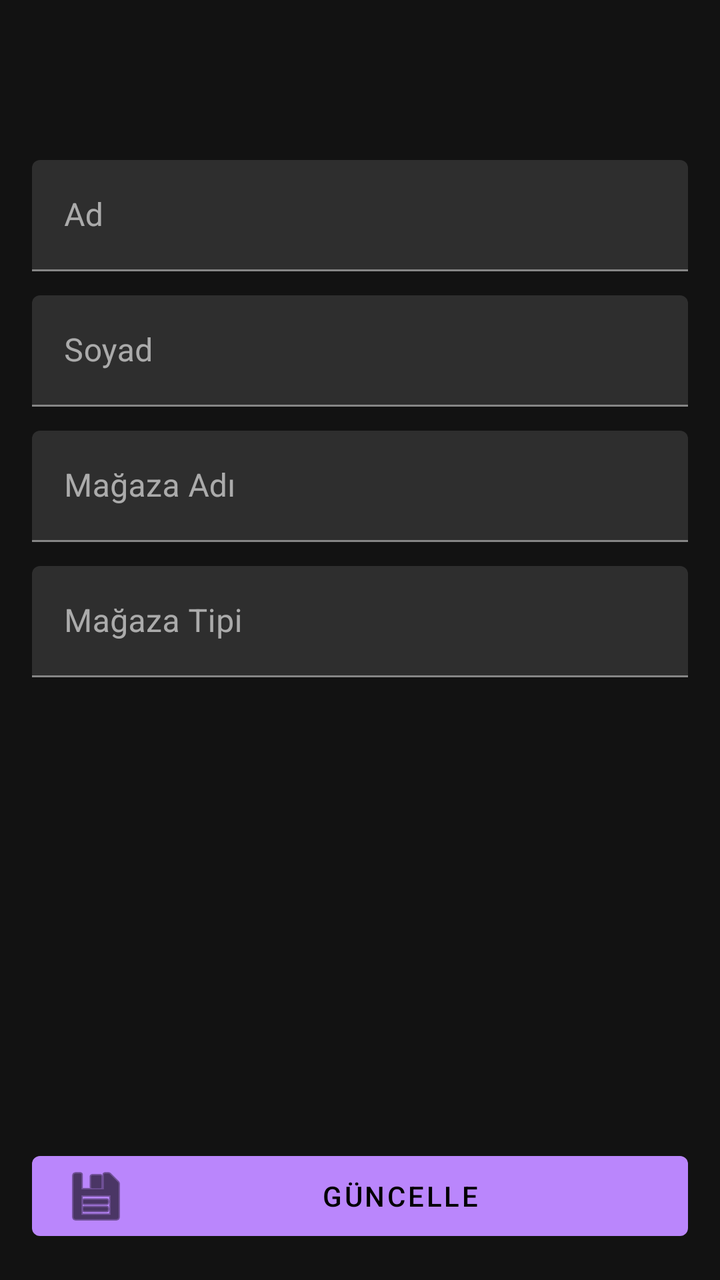
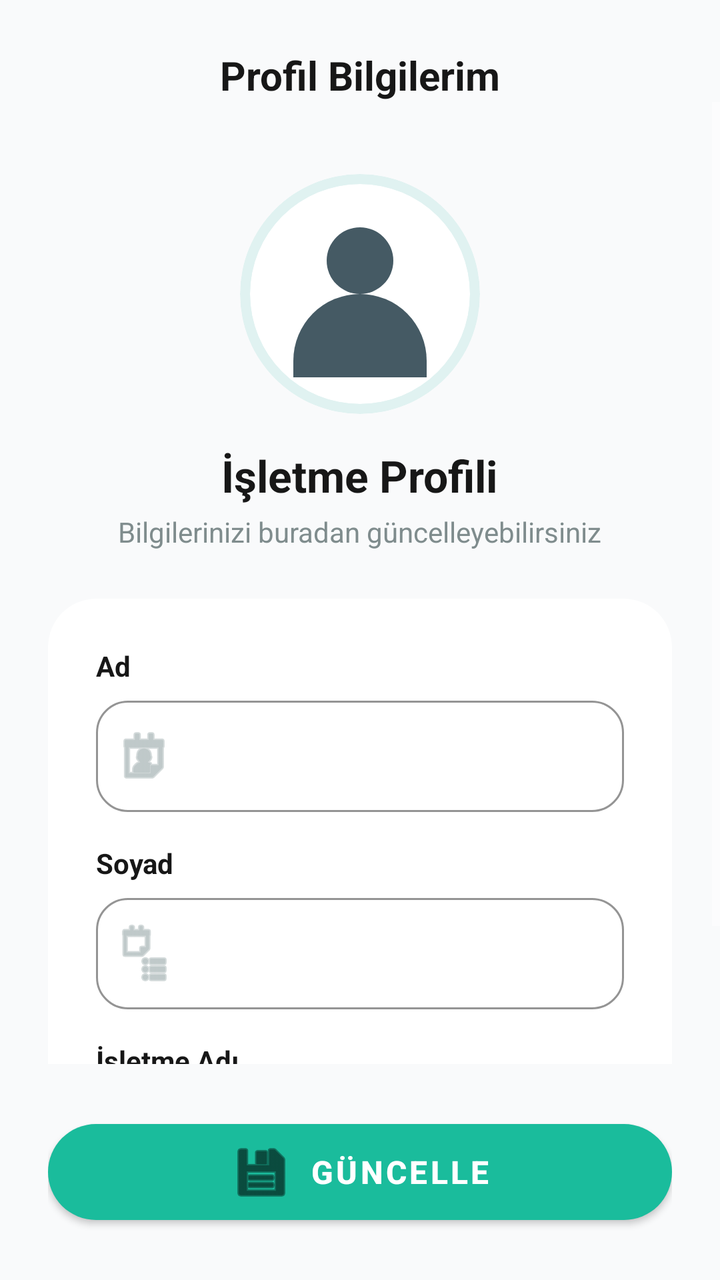

Compare the two renders of this Android layout. The source of the first and the diff that turns it into the second are given below.
<!-- AndroidManifest.xml: application theme Theme.MaterialComponents.NoActionBar -->
<!-- res/layout/activity_merchant_profile.xml -->
<?xml version="1.0" encoding="utf-8"?>
<androidx.constraintlayout.widget.ConstraintLayout xmlns:android="http://schemas.android.com/apk/res/android"
    xmlns:app="http://schemas.android.com/apk/res-auto"
    android:id="@+id/layoutProfile"
    android:layout_width="match_parent"
    android:layout_height="match_parent"
    android:padding="16dp"
    android:fitsSystemWindows="true">>

    <com.google.android.material.appbar.MaterialToolbar
        android:id="@+id/toolbar"
        android:layout_width="0dp"
        android:layout_height="wrap_content"
        android:title="Profil Bilgilerim"
        android:visibility="gone"
        app:navigationIcon="@android:drawable/ic_media_previous"
        app:layout_constraintTop_toTopOf="parent"
        app:layout_constraintStart_toStartOf="parent"
        app:layout_constraintEnd_toEndOf="parent" />

    <com.google.android.material.button.MaterialButton
        android:id="@+id/btnBack"
        style="@style/Widget.MaterialComponents.Button.TextButton"
        android:layout_width="wrap_content"
        android:layout_height="wrap_content"
        android:text="Geri"
        android:visibility="gone"
        app:icon="@android:drawable/ic_media_previous"
        app:layout_constraintTop_toTopOf="@id/toolbar"
        app:layout_constraintBottom_toBottomOf="@id/toolbar"
        app:layout_constraintStart_toStartOf="@id/toolbar" />

    <ScrollView
        android:id="@+id/scroll"
        android:layout_width="0dp"
        android:layout_height="0dp"
        android:fillViewport="true"

        android:layout_marginTop="64dp"
        app:layout_constraintTop_toBottomOf="@id/toolbar"
        app:layout_constraintBottom_toTopOf="@+id/btnUpdate"
        app:layout_constraintStart_toStartOf="parent"
        app:layout_constraintEnd_toEndOf="parent">

        <LinearLayout
            android:layout_width="match_parent"
            android:layout_height="wrap_content"
            android:orientation="vertical">

            <com.google.android.material.textfield.TextInputLayout
                android:layout_width="match_parent"
                android:layout_height="wrap_content"
                android:hint="Ad">
                <com.google.android.material.textfield.TextInputEditText
                    android:id="@+id/edtName"
                    android:layout_width="match_parent"
                    android:layout_height="wrap_content" />
            </com.google.android.material.textfield.TextInputLayout>

            <com.google.android.material.textfield.TextInputLayout
                android:layout_width="match_parent"
                android:layout_height="wrap_content"
                android:hint="Soyad"
                android:layout_marginTop="12dp">
                <com.google.android.material.textfield.TextInputEditText
                    android:id="@+id/edtSurname"
                    android:layout_width="match_parent"
                    android:layout_height="wrap_content" />
            </com.google.android.material.textfield.TextInputLayout>

            <com.google.android.material.textfield.TextInputLayout
                android:layout_width="match_parent"
                android:layout_height="wrap_content"
                android:hint="Mağaza Adı"
                android:layout_marginTop="12dp">
                <com.google.android.material.textfield.TextInputEditText
                    android:id="@+id/edtMerchantName"
                    android:layout_width="match_parent"
                    android:layout_height="wrap_content" />
            </com.google.android.material.textfield.TextInputLayout>

            <com.google.android.material.textfield.TextInputLayout
                android:layout_width="match_parent"
                android:layout_height="wrap_content"
                android:hint="Mağaza Tipi"
                android:layout_marginTop="12dp">
                <com.google.android.material.textfield.TextInputEditText
                    android:id="@+id/edtMerchantType"
                    android:layout_width="match_parent"
                    android:layout_height="wrap_content" />
            </com.google.android.material.textfield.TextInputLayout>

        </LinearLayout>
    </ScrollView>

    <com.google.android.material.button.MaterialButton
        android:id="@+id/btnUpdate"
        android:layout_width="0dp"
        android:layout_height="wrap_content"
        android:text="Güncelle"
        app:icon="@android:drawable/ic_menu_save"
        app:layout_constraintBottom_toBottomOf="parent"
        app:layout_constraintStart_toStartOf="parent"
        app:layout_constraintEnd_toEndOf="parent" />

</androidx.constraintlayout.widget.ConstraintLayout>
<!-- resources referenced by this layout -->
<resources>

</resources>

<!-- the commit's change to res/layout/activity_merchant_profile.xml (unified diff, before → after) -->
@@ -1,106 +1,272 @@
 <?xml version="1.0" encoding="utf-8"?>
-<androidx.constraintlayout.widget.ConstraintLayout xmlns:android="http://schemas.android.com/apk/res/android"
+<androidx.constraintlayout.widget.ConstraintLayout
+    xmlns:android="http://schemas.android.com/apk/res/android"
     xmlns:app="http://schemas.android.com/apk/res-auto"
     android:id="@+id/layoutProfile"
     android:layout_width="match_parent"
     android:layout_height="match_parent"
-    android:padding="16dp"
-    android:fitsSystemWindows="true">>
+    android:background="#F9FAFB"
+    android:fitsSystemWindows="true">
+
+    <TextView
+        android:id="@+id/txtPageTitle"
+        android:layout_width="wrap_content"
+        android:layout_height="wrap_content"
+        android:layout_marginTop="24dp"
+        android:text="@string/profile_title"
+        android:textColor="#171717"
+        android:textSize="20sp"
+        android:textStyle="bold"
+        app:layout_constraintEnd_toEndOf="parent"
+        app:layout_constraintStart_toStartOf="parent"
+        app:layout_constraintTop_toTopOf="parent" />
 
     <com.google.android.material.appbar.MaterialToolbar
         android:id="@+id/toolbar"
         android:layout_width="0dp"
-        android:layout_height="wrap_content"
-        android:title="Profil Bilgilerim"
+        android:layout_height="0dp"
         android:visibility="gone"
-        app:navigationIcon="@android:drawable/ic_media_previous"
+        app:layout_constraintHeight_percent="0"
         app:layout_constraintTop_toTopOf="parent"
-        app:layout_constraintStart_toStartOf="parent"
-        app:layout_constraintEnd_toEndOf="parent" />
+        app:layout_constraintStart_toStartOf="parent" />
 
     <com.google.android.material.button.MaterialButton
         android:id="@+id/btnBack"
-        style="@style/Widget.MaterialComponents.Button.TextButton"
-        android:layout_width="wrap_content"
-        android:layout_height="wrap_content"
-        android:text="Geri"
+        android:layout_width="0dp"
+        android:layout_height="0dp"
         android:visibility="gone"
-        app:icon="@android:drawable/ic_media_previous"
-        app:layout_constraintTop_toTopOf="@id/toolbar"
-        app:layout_constraintBottom_toBottomOf="@id/toolbar"
-        app:layout_constraintStart_toStartOf="@id/toolbar" />
+        app:layout_constraintStart_toStartOf="parent"
+        app:layout_constraintTop_toTopOf="parent" />
 
     <ScrollView
         android:id="@+id/scroll"
-        android:layout_width="0dp"
+        android:layout_width="match_parent"
         android:layout_height="0dp"
         android:fillViewport="true"
-
-        android:layout_marginTop="64dp"
-        app:layout_constraintTop_toBottomOf="@id/toolbar"
-        app:layout_constraintBottom_toTopOf="@+id/btnUpdate"
-        app:layout_constraintStart_toStartOf="parent"
-        app:layout_constraintEnd_toEndOf="parent">
+        android:paddingBottom="100dp"
+        android:clipToPadding="false"
+        app:layout_constraintBottom_toBottomOf="parent"
+        app:layout_constraintTop_toBottomOf="@id/txtPageTitle">
 
         <LinearLayout
             android:layout_width="match_parent"
             android:layout_height="wrap_content"
-            android:orientation="vertical">
-
-            <com.google.android.material.textfield.TextInputLayout
+            android:gravity="center_horizontal"
+            android:orientation="vertical"
+            android:padding="24dp">
+
+            <FrameLayout
+                android:layout_width="120dp"
+                android:layout_height="120dp"
+                android:layout_marginTop="12dp">
+
+                <androidx.cardview.widget.CardView
+                    android:layout_width="match_parent"
+                    android:layout_height="match_parent"
+                    app:cardBackgroundColor="#E0F2F1"
+                    app:cardCornerRadius="60dp"
+                    app:cardElevation="0dp">
+
+                    <androidx.cardview.widget.CardView
+                        android:layout_width="110dp"
+                        android:layout_height="110dp"
+                        android:layout_gravity="center"
+                        app:cardBackgroundColor="#FFFFFF"
+                        app:cardCornerRadius="55dp"
+                        app:cardElevation="0dp">
+
+                        <ImageView
+                            android:layout_width="match_parent"
+                            android:layout_height="match_parent"
+                            android:padding="5dp"
+                            android:scaleType="centerCrop"
+                            android:src="@drawable/ic_user_small"
+                            app:tint="#455A64"/>
+                    </androidx.cardview.widget.CardView>
+                </androidx.cardview.widget.CardView>
+            </FrameLayout>
+
+            <TextView
+                android:layout_width="wrap_content"
+                android:layout_height="wrap_content"
+                android:layout_marginTop="16dp"
+                android:text="@string/profile_section_title"
+                android:textColor="#171717"
+                android:textSize="22sp"
+                android:textStyle="bold" />
+
+            <TextView
+                android:layout_width="wrap_content"
+                android:layout_height="wrap_content"
+                android:layout_marginTop="4dp"
+                android:text="@string/profile_section_desc"
+                android:textColor="#7F8C8D"
+                android:textSize="14sp" />
+
+            <com.google.android.material.card.MaterialCardView
                 android:layout_width="match_parent"
                 android:layout_height="wrap_content"
-                android:hint="Ad">
-                <com.google.android.material.textfield.TextInputEditText
-                    android:id="@+id/edtName"
+                android:layout_marginTop="24dp"
+                app:cardBackgroundColor="#FFFFFF"
+                app:cardCornerRadius="24dp"
+                app:cardElevation="0dp">
+
+                <LinearLayout
                     android:layout_width="match_parent"
-                    android:layout_height="wrap_content" />
-            </com.google.android.material.textfield.TextInputLayout>
-
-            <com.google.android.material.textfield.TextInputLayout
-                android:layout_width="match_parent"
-                android:layout_height="wrap_content"
-                android:hint="Soyad"
-                android:layout_marginTop="12dp">
-                <com.google.android.material.textfield.TextInputEditText
-                    android:id="@+id/edtSurname"
-                    android:layout_width="match_parent"
-                    android:layout_height="wrap_content" />
-            </com.google.android.material.textfield.TextInputLayout>
-
-            <com.google.android.material.textfield.TextInputLayout
-                android:layout_width="match_parent"
-                android:layout_height="wrap_content"
-                android:hint="Mağaza Adı"
-                android:layout_marginTop="12dp">
-                <com.google.android.material.textfield.TextInputEditText
-                    android:id="@+id/edtMerchantName"
-                    android:layout_width="match_parent"
-                    android:layout_height="wrap_content" />
-            </com.google.android.material.textfield.TextInputLayout>
-
-            <com.google.android.material.textfield.TextInputLayout
-                android:layout_width="match_parent"
-                android:layout_height="wrap_content"
-                android:hint="Mağaza Tipi"
-                android:layout_marginTop="12dp">
-                <com.google.android.material.textfield.TextInputEditText
-                    android:id="@+id/edtMerchantType"
-                    android:layout_width="match_parent"
-                    android:layout_height="wrap_content" />
-            </com.google.android.material.textfield.TextInputLayout>
+                    android:layout_height="wrap_content"
+                    android:orientation="vertical"
+                    android:padding="24dp">
+
+                    <TextView
+                        android:layout_width="wrap_content"
+                        android:layout_height="wrap_content"
+                        android:text="@string/profile_label_name"
+                        android:textColor="#171717"
+                        android:textStyle="bold"
+                        android:textSize="14sp"
+                        android:layout_marginBottom="8dp"/>
+
+                    <com.google.android.material.textfield.TextInputLayout
+                        style="@style/Widget.MaterialComponents.TextInputLayout.OutlinedBox"
+                        android:layout_width="match_parent"
+                        android:layout_height="wrap_content"
+                        app:boxCornerRadiusBottomEnd="16dp"
+                        app:boxCornerRadiusBottomStart="16dp"
+                        app:boxCornerRadiusTopEnd="16dp"
+                        app:boxCornerRadiusTopStart="16dp"
+                        app:boxStrokeColor="#1ABC9C"
+                        app:hintEnabled="false"
+                        app:startIconDrawable="@android:drawable/ic_menu_my_calendar"
+                        app:startIconTint="#95A5A6">
+
+                        <com.google.android.material.textfield.TextInputEditText
+                            android:id="@+id/edtName"
+                            android:layout_width="match_parent"
+                            android:layout_height="wrap_content"
+                            android:hint="Ahmet"
+                            android:textColor="#171717"
+                            android:textSize="16sp" />
+                    </com.google.android.material.textfield.TextInputLayout>
+
+                    <TextView
+                        android:layout_width="wrap_content"
+                        android:layout_height="wrap_content"
+                        android:layout_marginTop="16dp"
+                        android:layout_marginBottom="8dp"
+                        android:text="@string/profile_label_surname"
+                        android:textColor="#171717"
+                        android:textStyle="bold"
+                        android:textSize="14sp"/>
+
+                    <com.google.android.material.textfield.TextInputLayout
+                        style="@style/Widget.MaterialComponents.TextInputLayout.OutlinedBox"
+                        android:layout_width="match_parent"
+                        android:layout_height="wrap_content"
+                        app:boxCornerRadiusBottomEnd="16dp"
+                        app:boxCornerRadiusBottomStart="16dp"
+                        app:boxCornerRadiusTopEnd="16dp"
+                        app:boxCornerRadiusTopStart="16dp"
+                        app:boxStrokeColor="#1ABC9C"
+                        app:hintEnabled="false"
+                        app:startIconDrawable="@android:drawable/ic_menu_agenda"
+                        app:startIconTint="#95A5A6">
+
+                        <com.google.android.material.textfield.TextInputEditText
+                            android:id="@+id/edtSurname"
+                            android:layout_width="match_parent"
+                            android:layout_height="wrap_content"
+                            android:hint="Yılmaz"
+                            android:textColor="#171717"
+                            android:textSize="16sp" />
+                    </com.google.android.material.textfield.TextInputLayout>
+
+                    <TextView
+                        android:layout_width="wrap_content"
+                        android:layout_height="wrap_content"
+                        android:layout_marginTop="16dp"
+                        android:layout_marginBottom="8dp"
+                        android:text="@string/profile_label_merchant_name"
+                        android:textColor="#171717"
+                        android:textStyle="bold"
+                        android:textSize="14sp"/>
+
+                    <com.google.android.material.textfield.TextInputLayout
+                        style="@style/Widget.MaterialComponents.TextInputLayout.OutlinedBox"
+                        android:layout_width="match_parent"
+                        android:layout_height="wrap_content"
+                        app:boxCornerRadiusBottomEnd="16dp"
+                        app:boxCornerRadiusBottomStart="16dp"
+                        app:boxCornerRadiusTopEnd="16dp"
+                        app:boxCornerRadiusTopStart="16dp"
+                        app:boxStrokeColor="#1ABC9C"
+                        app:hintEnabled="false"
+                        app:startIconTint="#95A5A6">
+                        <com.google.android.material.textfield.TextInputEditText
+                            android:id="@+id/edtMerchantName"
+                            android:layout_width="match_parent"
+                            android:layout_height="wrap_content"
+                            android:hint="Yılmaz Manav"
+                            android:textColor="#171717"
+                            android:textSize="16sp" />
+                    </com.google.android.material.textfield.TextInputLayout>
+
+                    <TextView
+                        android:layout_width="wrap_content"
+                        android:layout_height="wrap_content"
+                        android:layout_marginTop="16dp"
+                        android:layout_marginBottom="8dp"
+                        android:text="@string/profile_label_merchant_type"
+                        android:textColor="#171717"
+                        android:textStyle="bold"
+                        android:textSize="14sp"/>
+
+                    <com.google.android.material.textfield.TextInputLayout
+                        style="@style/Widget.MaterialComponents.TextInputLayout.OutlinedBox"
+                        android:layout_width="match_parent"
+                        android:layout_height="wrap_content"
+                        app:boxCornerRadiusBottomEnd="16dp"
+                        app:boxCornerRadiusBottomStart="16dp"
+                        app:boxCornerRadiusTopEnd="16dp"
+                        app:boxCornerRadiusTopStart="16dp"
+                        app:boxStrokeColor="#1ABC9C"
+                        app:hintEnabled="false"
+                        app:startIconDrawable="@android:drawable/ic_menu_sort_by_size"
+                        app:startIconTint="#95A5A6">
+
+                        <com.google.android.material.textfield.TextInputEditText
+                            android:id="@+id/edtMerchantType"
+                            android:layout_width="match_parent"
+                            android:layout_height="wrap_content"
+                            android:textColor="#171717"
+                            android:textSize="16sp" />
+                    </com.google.android.material.textfield.TextInputLayout>
+
+                </LinearLayout>
+            </com.google.android.material.card.MaterialCardView>
 
         </LinearLayout>
     </ScrollView>
 
-    <com.google.android.material.button.MaterialButton
-        android:id="@+id/btnUpdate"
-        android:layout_width="0dp"
+    <LinearLayout
+        android:layout_width="match_parent"
         android:layout_height="wrap_content"
-        android:text="Güncelle"
-        app:icon="@android:drawable/ic_menu_save"
-        app:layout_constraintBottom_toBottomOf="parent"
-        app:layout_constraintStart_toStartOf="parent"
-        app:layout_constraintEnd_toEndOf="parent" />
+        android:padding="24dp"
+        android:background="#F9FAFB"
+        app:layout_constraintBottom_toBottomOf="parent">
+
+        <com.google.android.material.button.MaterialButton
+            android:id="@+id/btnUpdate"
+            android:layout_width="match_parent"
+            android:layout_height="60dp"
+            android:text="@string/profile_btn_update"
+            android:textSize="16sp"
+            android:textStyle="bold"
+            app:cornerRadius="30dp"
+            app:icon="@android:drawable/ic_menu_save"
+            app:iconGravity="textStart"
+            app:backgroundTint="#1ABC9C"
+            android:textColor="#FFFFFF"/>
+
+    </LinearLayout>
 
 </androidx.constraintlayout.widget.ConstraintLayout>
<!-- resource entries referenced after the edit -->
@@ -1,5 +1,23 @@
 <!-- resources referenced by this layout -->
 <resources>
-
+  <!-- drawable ic_user_small (drawable) -->
+  <vector xmlns:android="http://schemas.android.com/apk/res/android"
+      android:width="24dp" android:height="24dp"
+      android:viewportWidth="24" android:viewportHeight="24">
+      <path
+          android:fillColor="#FFFFFFFF"
+          android:pathData="M12,12a4,4 0,1 0,0 -8 4,4 0,0 0,0 8z"/>
+      <path
+          android:fillColor="#FFFFFFFF"
+          android:pathData="M4,20a8,8 0,0 1,16 0v2H4z"/>
+  </vector>
+  <string name="profile_btn_update">Güncelle</string>
+  <string name="profile_label_merchant_name">İşletme Adı</string>
+  <string name="profile_label_merchant_type">İşletme Türü</string>
+  <string name="profile_label_name">Ad</string>
+  <string name="profile_label_surname">Soyad</string>
+  <string name="profile_section_desc">Bilgilerinizi buradan güncelleyebilirsiniz</string>
+  <string name="profile_section_title">İşletme Profili</string>
+  <string name="profile_title">Profil Bilgilerim</string>
 </resources>
 
